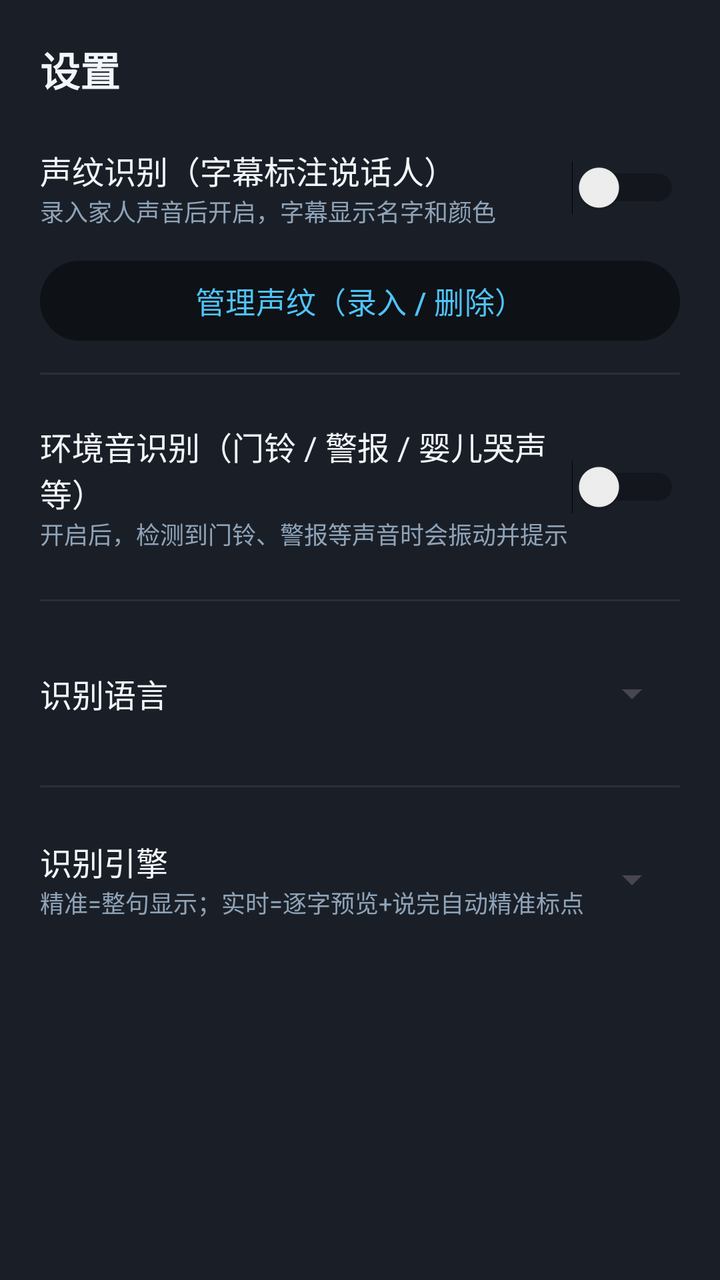
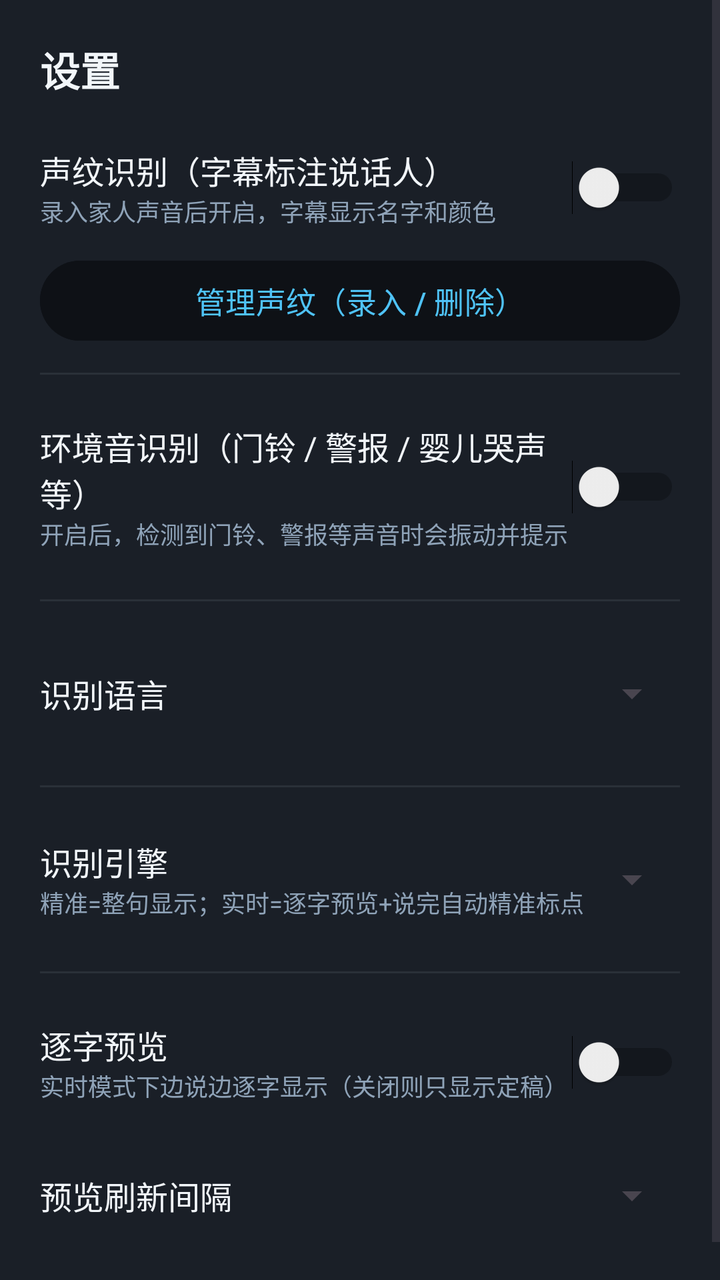

Screens rendered from an Android XML layout before and after an edit, with the pre-edit source and the edit as a unified diff.
<!-- AndroidManifest.xml: application theme Theme.HearingAssist -->
<!-- res/layout/dialog_settings.xml -->
<?xml version="1.0" encoding="utf-8"?>
<ScrollView xmlns:android="http://schemas.android.com/apk/res/android"
    android:layout_width="match_parent"
    android:layout_height="wrap_content"
    android:background="@color/surface">

    <LinearLayout
        android:layout_width="match_parent"
        android:layout_height="wrap_content"
        android:orientation="vertical"
        android:paddingHorizontal="20dp"
        android:paddingTop="20dp"
        android:paddingBottom="28dp">

    <TextView
        android:layout_width="match_parent"
        android:layout_height="wrap_content"
        android:paddingBottom="12dp"
        android:text="@string/settings_title"
        android:textColor="@color/text_primary"
        android:textSize="20sp"
        android:textStyle="bold" />

    
    <LinearLayout
        android:layout_width="match_parent"
        android:layout_height="wrap_content"
        android:gravity="center_vertical"
        android:orientation="horizontal"
        android:paddingVertical="12dp">

        <LinearLayout
            android:layout_width="0dp"
            android:layout_height="wrap_content"
            android:layout_weight="1"
            android:orientation="vertical">

            <TextView
                android:layout_width="wrap_content"
                android:layout_height="wrap_content"
                android:text="@string/vp_toggle_label"
                android:textColor="@color/text_primary"
                android:textSize="16sp" />

            <TextView
                android:layout_width="wrap_content"
                android:layout_height="wrap_content"
                android:text="@string/vp_toggle_hint"
                android:textColor="@color/text_secondary"
                android:textSize="12sp" />
        </LinearLayout>

        <Switch
            android:id="@+id/swVoiceprint"
            android:layout_width="wrap_content"
            android:layout_height="wrap_content" />
    </LinearLayout>

    <Button
        android:id="@+id/btnVoiceprintManage"
        android:layout_width="match_parent"
        android:layout_height="48dp"
        android:backgroundTint="@color/background"
        android:text="@string/vp_manage_full"
        android:textColor="@color/accent"
        android:textSize="15sp" />

    <View
        android:layout_width="match_parent"
        android:layout_height="1dp"
        android:layout_marginVertical="12dp"
        android:background="@color/divider" />

    
    <LinearLayout
        android:layout_width="match_parent"
        android:layout_height="wrap_content"
        android:gravity="center_vertical"
        android:orientation="horizontal"
        android:paddingVertical="12dp">

        <LinearLayout
            android:layout_width="0dp"
            android:layout_height="wrap_content"
            android:layout_weight="1"
            android:orientation="vertical">

            <TextView
                android:layout_width="wrap_content"
                android:layout_height="wrap_content"
                android:text="@string/env_sound_label"
                android:textColor="@color/text_primary"
                android:textSize="16sp" />

            <TextView
                android:layout_width="wrap_content"
                android:layout_height="wrap_content"
                android:text="@string/env_sound_hint"
                android:textColor="@color/text_secondary"
                android:textSize="12sp" />
        </LinearLayout>

        <Switch
            android:id="@+id/swEnvSound"
            android:layout_width="wrap_content"
            android:layout_height="wrap_content" />
    </LinearLayout>

    <View
        android:layout_width="match_parent"
        android:layout_height="1dp"
        android:layout_marginVertical="12dp"
        android:background="@color/divider" />

    
    <LinearLayout
        android:layout_width="match_parent"
        android:layout_height="wrap_content"
        android:gravity="center_vertical"
        android:orientation="horizontal"
        android:paddingVertical="12dp">

        <TextView
            android:layout_width="0dp"
            android:layout_height="wrap_content"
            android:layout_weight="1"
            android:text="@string/lang_label"
            android:textColor="@color/text_primary"
            android:textSize="16sp" />

        <Spinner
            android:id="@+id/spnLang"
            android:layout_width="wrap_content"
            android:layout_height="44dp" />
    </LinearLayout>

    <View
        android:layout_width="match_parent"
        android:layout_height="1dp"
        android:layout_marginVertical="12dp"
        android:background="@color/divider" />

    
    <LinearLayout
        android:layout_width="match_parent"
        android:layout_height="wrap_content"
        android:gravity="center_vertical"
        android:orientation="horizontal"
        android:paddingVertical="12dp">

        <LinearLayout
            android:layout_width="0dp"
            android:layout_height="wrap_content"
            android:layout_weight="1"
            android:orientation="vertical">

            <TextView
                android:layout_width="wrap_content"
                android:layout_height="wrap_content"
                android:text="@string/engine_label"
                android:textColor="@color/text_primary"
                android:textSize="16sp" />

            <TextView
                android:layout_width="wrap_content"
                android:layout_height="wrap_content"
                android:text="@string/engine_hint"
                android:textColor="@color/text_secondary"
                android:textSize="12sp" />
        </LinearLayout>

        <Spinner
            android:id="@+id/spnEngine"
            android:layout_width="wrap_content"
            android:layout_height="44dp" />
    </LinearLayout>
    </LinearLayout>
</ScrollView>
<!-- resources referenced by this layout -->
<resources>
  <color name="accent">#4FC3F7</color>
  <color name="background">#0E1116</color>
  <color name="divider">#2A3038</color>
  <color name="surface">#1A1F27</color>
  <color name="text_primary">#F2F6FA</color>
  <color name="text_secondary">#8FA3B8</color>
  <string name="engine_hint">精准=整句显示；实时=逐字预览+说完自动精准标点</string>
  <string name="engine_label">识别引擎</string>
  <string name="env_sound_hint">开启后，检测到门铃、警报等声音时会振动并提示</string>
  <string name="env_sound_label">环境音识别（门铃 / 警报 / 婴儿哭声等）</string>
  <string name="lang_label">识别语言</string>
  <string name="settings_title">设置</string>
  <string name="vp_manage_full">管理声纹（录入 / 删除）</string>
  <string name="vp_toggle_hint">录入家人声音后开启，字幕显示名字和颜色</string>
  <string name="vp_toggle_label">声纹识别（字幕标注说话人）</string>
  <style name="Theme.HearingAssist" parent="Theme.Material3.DayNight.NoActionBar">
          <item name="android:windowBackground">@color/background</item>
          <item name="android:statusBarColor">@color/background</item>
          <item name="android:navigationBarColor">@color/background</item>
          <item name="android:windowLightStatusBar">false</item>
      </style>
</resources>

<!-- the commit's change to res/layout/dialog_settings.xml (unified diff, before → after) -->
@@ -174,5 +174,68 @@
             android:layout_width="wrap_content"
             android:layout_height="44dp" />
     </LinearLayout>
+
+    <View
+        android:layout_width="match_parent"
+        android:layout_height="1dp"
+        android:layout_marginVertical="12dp"
+        android:background="@color/divider" />
+
+    
+    <LinearLayout
+        android:layout_width="match_parent"
+        android:layout_height="wrap_content"
+        android:gravity="center_vertical"
+        android:orientation="horizontal"
+        android:paddingVertical="12dp">
+
+        <LinearLayout
+            android:layout_width="0dp"
+            android:layout_height="wrap_content"
+            android:layout_weight="1"
+            android:orientation="vertical">
+
+            <TextView
+                android:layout_width="wrap_content"
+                android:layout_height="wrap_content"
+                android:text="@string/preview_label"
+                android:textColor="@color/text_primary"
+                android:textSize="16sp" />
+
+            <TextView
+                android:layout_width="wrap_content"
+                android:layout_height="wrap_content"
+                android:text="@string/preview_hint"
+                android:textColor="@color/text_secondary"
+                android:textSize="12sp" />
+        </LinearLayout>
+
+        <Switch
+            android:id="@+id/swPreview"
+            android:layout_width="wrap_content"
+            android:layout_height="wrap_content" />
+    </LinearLayout>
+
+    
+    <LinearLayout
+        android:layout_width="match_parent"
+        android:layout_height="wrap_content"
+        android:gravity="center_vertical"
+        android:orientation="horizontal"
+        android:paddingVertical="12dp">
+
+        <TextView
+            android:layout_width="0dp"
+            android:layout_height="wrap_content"
+            android:layout_weight="1"
+            android:text="@string/preview_interval_label"
+            android:textColor="@color/text_primary"
+            android:textSize="16sp" />
+
+        <Spinner
+            android:id="@+id/spnInterval"
+            android:layout_width="wrap_content"
+            android:layout_height="44dp" />
+    </LinearLayout>
     </LinearLayout>
 </ScrollView>
<!-- resource entries referenced after the edit -->
@@ -11,6 +11,9 @@
   <string name="env_sound_hint">开启后，检测到门铃、警报等声音时会振动并提示</string>
   <string name="env_sound_label">环境音识别（门铃 / 警报 / 婴儿哭声等）</string>
   <string name="lang_label">识别语言</string>
+  <string name="preview_hint">实时模式下边说边逐字显示（关闭则只显示定稿）</string>
+  <string name="preview_interval_label">预览刷新间隔</string>
+  <string name="preview_label">逐字预览</string>
   <string name="settings_title">设置</string>
   <string name="vp_manage_full">管理声纹（录入 / 删除）</string>
   <string name="vp_toggle_hint">录入家人声音后开启，字幕显示名字和颜色</string>
